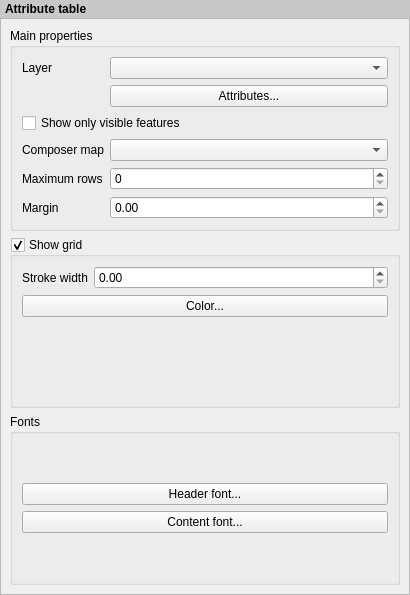
First picture: the form in src/ui/qgscomposertablewidgetbase.ui, repository qgis/QGIS, before the edit.
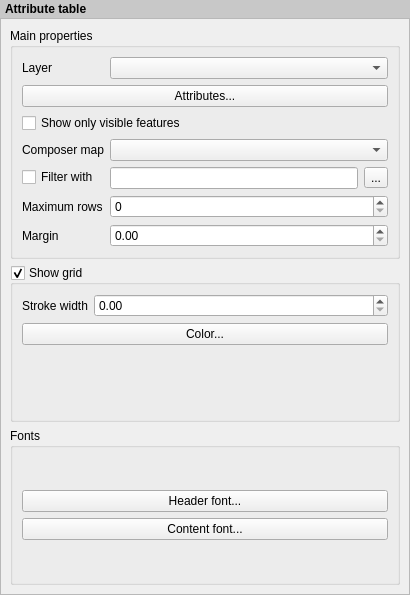
Second picture: the form after the edit. Icons and pictures are not drawn. Custom widgets are drawn as their Qt base class.

Commit message: [FEATURE][composer] Allow filtering rows in attribute tables

Patch:
```diff
--- a/src/ui/qgscomposertablewidgetbase.ui
+++ b/src/ui/qgscomposertablewidgetbase.ui
@@ -62,13 +62,7 @@
          <property name="collapsed" stdset="0">
           <bool>false</bool>
          </property>
-         <layout class="QFormLayout" name="formLayout_2">
-          <property name="fieldGrowthPolicy">
-           <enum>QFormLayout::AllNonFixedFieldsGrow</enum>
-          </property>
-          <property name="labelAlignment">
-           <set>Qt::AlignLeading|Qt::AlignLeft|Qt::AlignVCenter</set>
-          </property>
+         <layout class="QFormLayout" name="formLayout">
           <item row="0" column="0">
            <widget class="QLabel" name="mLayerLabel">
             <property name="text">
@@ -85,10 +79,10 @@
           <item row="0" column="1">
            <widget class="QComboBox" name="mLayerComboBox"/>
           </item>
-          <item row="1" column="1">
-           <widget class="QPushButton" name="mAttributesPushButton">
+          <item row="2" column="0" colspan="2">
+           <widget class="QCheckBox" name="mShowOnlyVisibleFeaturesCheckBox">
             <property name="text">
-             <string>Attributes...</string>
+             <string>Show only visible features</string>
             </property>
            </widget>
           </item>
@@ -109,6 +103,31 @@
            <widget class="QComboBox" name="mComposerMapComboBox"/>
           </item>
           <item row="4" column="0">
+           <widget class="QCheckBox" name="mFeatureFilterCheckBox">
+            <property name="text">
+             <string>Filter with</string>
+            </property>
+           </widget>
+          </item>
+          <item row="4" column="1">
+           <layout class="QHBoxLayout" name="horizontalLayout">
+            <item>
+             <widget class="QLineEdit" name="mFeatureFilterEdit"/>
+            </item>
+            <item>
+             <widget class="QToolButton" name="mFeatureFilterButton">
+              <property name="text">
+               <string>...</string>
+              </property>
+              <property name="icon">
+               <iconset resource="../../images/images.qrc">
+                <normaloff>:/images/themes/default/mIconExpression.svg</normaloff>:/images/themes/default/mIconExpression.svg</iconset>
+              </property>
+             </widget>
+            </item>
+           </layout>
+          </item>
+          <item row="5" column="0">
            <widget class="QLabel" name="mMaxNumFeaturesLabel">
             <property name="text">
              <string>Maximum rows</string>
@@ -121,10 +140,10 @@
             </property>
            </widget>
           </item>
-          <item row="4" column="1">
+          <item row="5" column="1">
            <widget class="QSpinBox" name="mMaximumColumnsSpinBox"/>
           </item>
-          <item row="5" column="0">
+          <item row="6" column="0">
            <widget class="QLabel" name="mMarginLabel">
             <property name="text">
              <string>Margin</string>
@@ -137,13 +156,13 @@
             </property>
            </widget>
           </item>
-          <item row="5" column="1">
+          <item row="6" column="1">
            <widget class="QDoubleSpinBox" name="mMarginSpinBox"/>
           </item>
-          <item row="2" column="0" colspan="2">
-           <widget class="QCheckBox" name="mShowOnlyVisibleFeaturesCheckBox">
+          <item row="1" column="0" colspan="2">
+           <widget class="QPushButton" name="mAttributesPushButton">
             <property name="text">
-             <string>Show only visible features</string>
+             <string>Attributes...</string>
             </property>
            </widget>
           </item>
```
Left out of the diff: 6 changed lines with no effect on the pictures. The commit also changes 5 other files.
